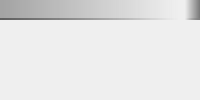
Before: the Qt Designer form lib/ui/items/ui_item_snapshot.ui in listyque/TACTIC-Handler, drawn with Qt 5.
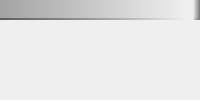
After: the same form once the commit is applied.

Patch:
```diff
--- a/lib/ui/items/ui_item_snapshot.ui
+++ b/lib/ui/items/ui_item_snapshot.ui
@@ -12,7 +12,10 @@
 	padding: 3px;
 }</string>
   </property>
-  <layout class="QGridLayout" name="versionedLayout" rowstretch="0,1" columnstretch="0,1,0,0">
+  <layout class="QGridLayout" name="versionedLayout" rowstretch="0,0,1" columnstretch="0,1,0,0">
+   <property name="sizeConstraint">
+    <enum>QLayout::SetNoConstraint</enum>
+   </property>
    <property name="margin">
     <number>0</number>
    </property>
@@ -73,7 +76,7 @@
      </property>
     </widget>
    </item>
-   <item row="1" column="1">
+   <item row="1" column="1" colspan="2">
     <widget class="QLabel" name="commentLabel">
      <property name="minimumSize">
       <size>
@@ -103,20 +106,15 @@
        <height>25</height>
       </size>
      </property>
-     <property name="accessibleDescription">
-      <string notr="true"/>
-     </property>
-     <property name="styleSheet">
-      <string notr="true">QLabel {
-	padding: 4px;
-}</string>
-     </property>
      <property name="textFormat">
       <enum>Qt::PlainText</enum>
      </property>
      <property name="alignment">
       <set>Qt::AlignBottom|Qt::AlignRight|Qt::AlignTrailing</set>
      </property>
+     <property name="margin">
+      <number>2</number>
+     </property>
     </widget>
    </item>
    <item row="0" column="0" colspan="2">
@@ -164,6 +162,19 @@
      </property>
     </widget>
    </item>
+   <item row="2" column="1">
+    <spacer name="verticalSpacer">
+     <property name="orientation">
+      <enum>Qt::Vertical</enum>
+     </property>
+     <property name="sizeHint" stdset="0">
+      <size>
+       <width>0</width>
+       <height>0</height>
+      </size>
+     </property>
+    </spacer>
+   </item>
   </layout>
  </widget>
  <resources/>
```
